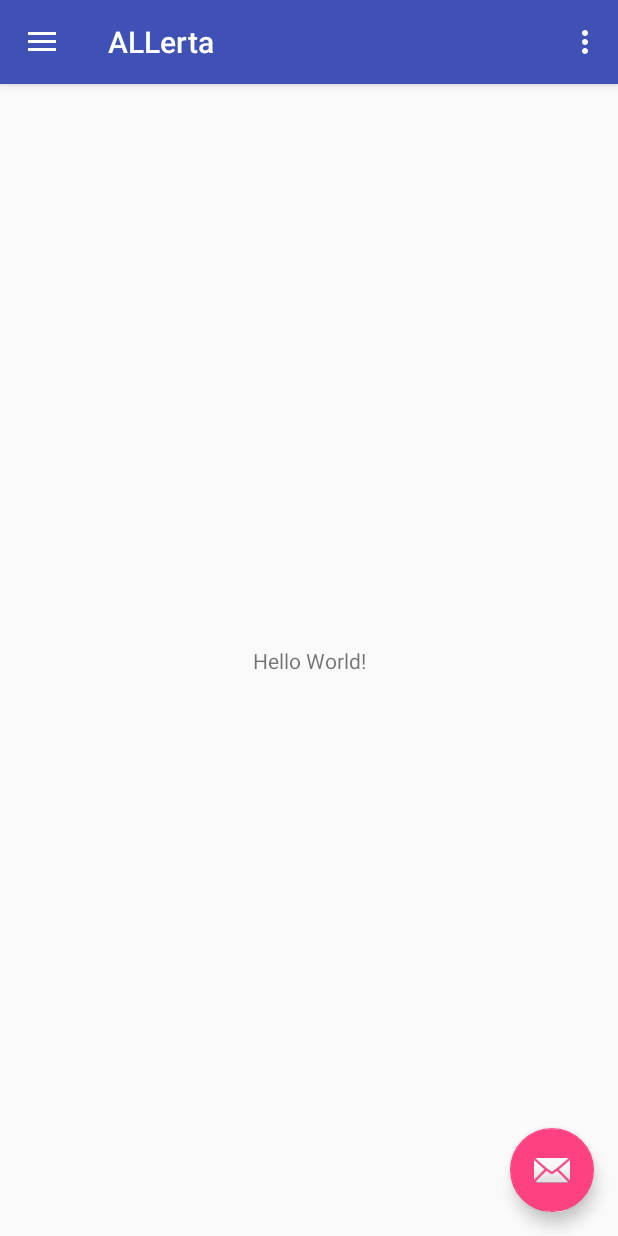
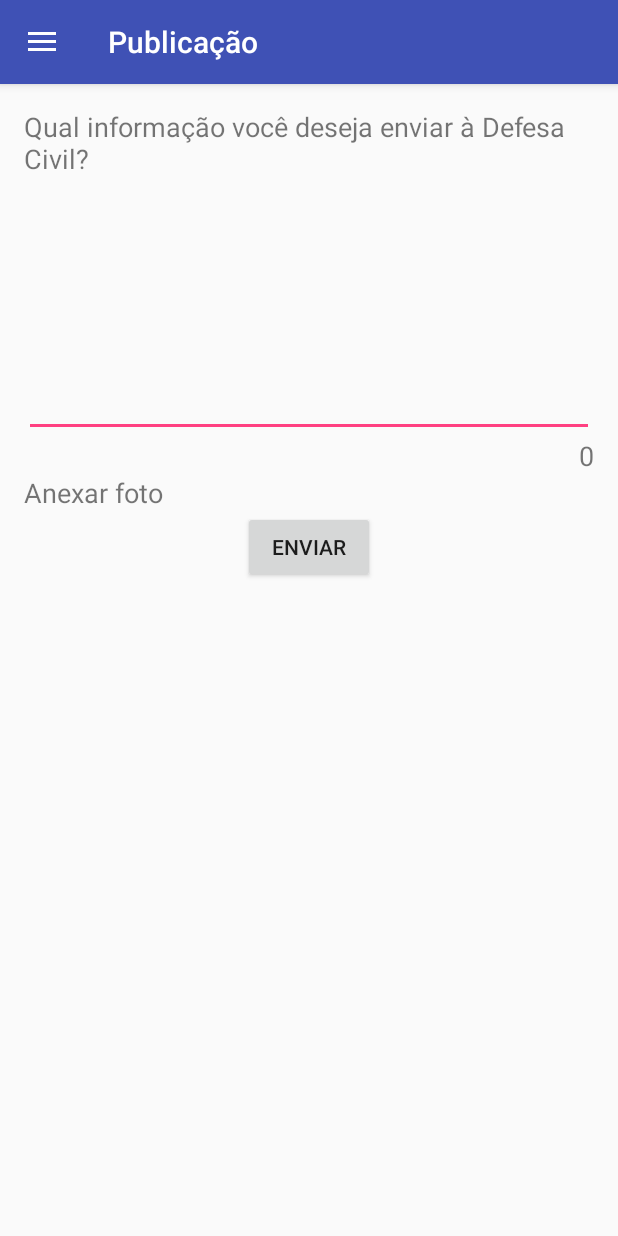
Before and after one commit to GuilhermeMelo18/projeto-inovacao, an Android app: the screen it shows after launch (MainActivity), after a tap on "Import", on a phone screen of 412 x 824 dp. Run offline under Robolectric (Android 15) with nearby library versions, the phone set to English and light mode, and no system bars; 2 other taps on this screen came first.

Commit message:
Publicação iniciada
* Primeira versão da tela de Publicação (abre a galeria para anexar 1 imagem, mas não mostra ainda. Faz umas verificações.)

* Adição de o main poder receber fragmentos.

* Remoção do menu "três pontos" do ap bar.

* Adição de strings

```diff
--- a/app/src/main/java/com/inovi/allerta/MainActivity.java
+++ b/app/src/main/java/com/inovi/allerta/MainActivity.java
@@ -3,6 +3,7 @@ package com.inovi.allerta;
 import android.os.Bundle;
 import android.support.design.widget.FloatingActionButton;
 import android.support.design.widget.Snackbar;
+import android.support.v4.app.Fragment;
 import android.view.View;
 import android.support.design.widget.NavigationView;
 import android.support.v4.view.GravityCompat;
@@ -13,8 +14,12 @@ import android.support.v7.widget.Toolbar;
 import android.view.Menu;
 import android.view.MenuItem;
 
+import com.inovi.allerta.fragmentos.PublicacaoFragment;
+
 public class MainActivity extends AppCompatActivity
         implements NavigationView.OnNavigationItemSelectedListener {
+
+    private Fragment mContent;
 
     @Override
     protected void onCreate(Bundle savedInstanceState) {
@@ -22,15 +27,6 @@ public class MainActivity extends AppCompatActivity
         setContentView(R.layout.activity_main);
         Toolbar toolbar = (Toolbar) findViewById(R.id.toolbar);
         setSupportActionBar(toolbar);
-
-        FloatingActionButton fab = (FloatingActionButton) findViewById(R.id.fab);
-        fab.setOnClickListener(new View.OnClickListener() {
-            @Override
-            public void onClick(View view) {
-                Snackbar.make(view, "Replace with your own action", Snackbar.LENGTH_LONG)
-                        .setAction("Action", null).show();
-            }
-        });
 
         DrawerLayout drawer = (DrawerLayout) findViewById(R.id.drawer_layout);
         ActionBarDrawerToggle toggle = new ActionBarDrawerToggle(
@@ -40,6 +36,11 @@ public class MainActivity extends AppCompatActivity
 
         NavigationView navigationView = (NavigationView) findViewById(R.id.nav_view);
         navigationView.setNavigationItemSelectedListener(this);
+
+        View header = navigationView.getHeaderView(0);
+
+        //getFragmentManager().beginTransaction().replace(R.id.content_fragment, new PublicacaoFragment(), "fragment").commit();
+        navigationView.setCheckedItem(R.id.nav_publicacao);
     }
 
     @Override
@@ -52,45 +53,17 @@ public class MainActivity extends AppCompatActivity
         }
     }
 
-    @Override
-    public boolean onCreateOptionsMenu(Menu menu) {
-        // Inflate the menu; this adds items to the action bar if it is present.
-        getMenuInflater().inflate(R.menu.main, menu);
-        return true;
-    }
-
-    @Override
-    public boolean onOptionsItemSelected(MenuItem item) {
-        // Handle action bar item clicks here. The action bar will
-        // automatically handle clicks on the Home/Up button, so long
-        // as you specify a parent activity in AndroidManifest.xml.
-        int id = item.getItemId();
-
-        //noinspection SimplifiableIfStatement
-        if (id == R.id.action_settings) {
-            return true;
-        }
-
-        return super.onOptionsItemSelected(item);
-    }
-
     @SuppressWarnings("StatementWithEmptyBody")
     @Override
     public boolean onNavigationItemSelected(MenuItem item) {
         // Handle navigation view item clicks here.
         int id = item.getItemId();
 
-        if (id == R.id.nav_camera) {
-            // Handle the camera action
+        if (id == R.id.nav_publicacao) {
+            getSupportFragmentManager().beginTransaction().replace(R.id.content_fragment, new PublicacaoFragment()).addToBackStack("").commit();
         } else if (id == R.id.nav_gallery) {
 
         } else if (id == R.id.nav_slideshow) {
-
-        } else if (id == R.id.nav_manage) {
-
-        } else if (id == R.id.nav_share) {
-
-        } else if (id == R.id.nav_send) {
 
         }
 
--- /dev/null
+++ b/app/src/main/java/com/inovi/allerta/Utils.java
@@ -0,0 +1,5 @@
+package com.inovi.allerta;
+
+public class Utils {
+    public static int TAMANHO_MINIMO_PUBLICACAO = 100;
+}
--- /dev/null
+++ b/app/src/main/java/com/inovi/allerta/fragmentos/PublicacaoFragment.java
@@ -0,0 +1,129 @@
+package com.inovi.allerta.fragmentos;
+
+import android.app.Activity;
+import android.content.Context;
+import android.content.Intent;
+import android.graphics.Bitmap;
+import android.net.Uri;
+import android.os.Bundle;
+import android.provider.MediaStore;
+import android.support.v4.app.Fragment;
+import android.text.Editable;
+import android.text.TextWatcher;
+import android.util.Log;
+import android.view.KeyEvent;
+import android.view.LayoutInflater;
+import android.view.View;
+import android.view.ViewGroup;
+import android.widget.Button;
+import android.widget.EditText;
+import android.widget.TextView;
+import android.widget.Toast;
+
+import com.inovi.allerta.R;
+import com.inovi.allerta.Utils;
+
+import java.io.IOException;
+
+
+public class PublicacaoFragment extends Fragment {
+    private TextView mTxtPergunta;
+    private EditText mEdtPublicacao;
+    private TextView mTxtContadorChar;
+    private TextView mTxtAnexar;
+    private Button mBtnEnviar;
+
+    final int SELECT_IMAGE = 1;
+
+    @Override
+    public void onCreate(Bundle savedInstanceState) {
+        super.onCreate(savedInstanceState);
+        if (getArguments() != null) {
+
+        }
+    }
+
+    @Override
+    public View onCreateView(LayoutInflater inflater, ViewGroup container,
+                             Bundle savedInstanceState) {
+        // Inflate the layout for this fragment
+        View layout = inflater.inflate(R.layout.fragment_publicar, container, false);
+        getActivity().setTitle(R.string.titulo_publicacao);
+
+        mTxtPergunta = layout.findViewById(R.id.txtPerguntaPublicacao);
+        mEdtPublicacao = layout.findViewById(R.id.edtxtAreaPublicacao);
+        mTxtAnexar = layout.findViewById(R.id.txtAnexar);
+        mBtnEnviar = layout.findViewById(R.id.btnEnviar);
+        mTxtContadorChar = layout.findViewById(R.id.txtContadorCaractere);
+
+        mTxtAnexar.setOnClickListener(new View.OnClickListener() {
+            @Override
+            public void onClick(View v) {
+                Intent intent = new Intent();
+                intent.setType("image/*");
+                intent.setAction(Intent.ACTION_GET_CONTENT);//
+                startActivityForResult(Intent.createChooser(intent, "Select Picture"),SELECT_IMAGE);
+            }
+        });
+
+        mEdtPublicacao.addTextChangedListener(new TextWatcher() {
+            @Override
+            public void beforeTextChanged(CharSequence s, int start, int count, int after) {
+
+            }
+
+            @Override
+            public void onTextChanged(CharSequence s, int start, int before, int count) {
+                mTxtContadorChar.setText(String.valueOf(s.length()));
+            }
+
+            @Override
+            public void afterTextChanged(Editable s) {
+
+            }
+        });
+
+        mBtnEnviar.setOnClickListener(new View.OnClickListener() {
+            @Override
+            public void onClick(View v) {
+                Log.i("mess", mEdtPublicacao.getEditableText().toString());
+                if(mEdtPublicacao.getEditableText().toString() == null){
+                    Toast.makeText(getActivity(), R.string.sem_info, Toast.LENGTH_SHORT).show();
+                } else if(mEdtPublicacao.getEditableText().toString().length() < Utils.TAMANHO_MINIMO_PUBLICACAO) {
+                    String texto = getResources().getString(R.string.pouca_info) + "\n" + getResources().getString(R.string.no_minimo)
+                            + String.valueOf(Utils.TAMANHO_MINIMO_PUBLICACAO) + " " +
+                            getResources().getString(R.string.caracteres);
+                    Toast.makeText(getActivity(), texto, Toast.LENGTH_LONG).show();
+                }
+            }
+        });
+
+        return layout;
+    }
+
+    public void onActivityResult(int requestCode, int resultCode, Intent data)
+    {
+        super.onActivityResult(requestCode, resultCode, data);
+        if (requestCode == SELECT_IMAGE)
+        {
+            if (resultCode == Activity.RESULT_OK)
+            {
+                if (data != null)
+                {
+                    try
+                    {
+                        Bitmap bitmap = MediaStore.Images.Media.getBitmap(getActivity().getContentResolver(), data.getData());
+                    } catch (IOException e)
+                    {
+                        e.printStackTrace();
+                    }
+                }
+            } else if (resultCode == Activity.RESULT_CANCELED)
+            {
+                Toast.makeText(getActivity(), R.string.cancelado, Toast.LENGTH_SHORT).show();
+            }
+        }
+    }
+
+
+}
--- a/app/src/main/res/layout/app_bar_main.xml
+++ b/app/src/main/res/layout/app_bar_main.xml
@@ -21,13 +21,4 @@
     </android.support.design.widget.AppBarLayout>
 
     <include layout="@layout/content_main" />
-
-    <android.support.design.widget.FloatingActionButton
-        android:id="@+id/fab"
-        android:layout_width="wrap_content"
-        android:layout_height="wrap_content"
-        android:layout_gravity="bottom|end"
-        android:layout_margin="@dimen/fab_margin"
-        app:srcCompat="@android:drawable/ic_dialog_email" />
-
 </android.support.design.widget.CoordinatorLayout>
--- a/app/src/main/res/layout/content_main.xml
+++ b/app/src/main/res/layout/content_main.xml
@@ -8,13 +8,9 @@
     tools:context=".MainActivity"
     tools:showIn="@layout/app_bar_main">
 
-    <TextView
-        android:layout_width="wrap_content"
-        android:layout_height="wrap_content"
-        android:text="Hello World!"
-        app:layout_constraintBottom_toBottomOf="parent"
-        app:layout_constraintLeft_toLeftOf="parent"
-        app:layout_constraintRight_toRightOf="parent"
-        app:layout_constraintTop_toTopOf="parent" />
+    <FrameLayout
+        android:id="@+id/content_fragment"
+        android:layout_width="match_parent"
+        android:layout_height="match_parent"></FrameLayout>
 
 </android.support.constraint.ConstraintLayout>
--- /dev/null
+++ b/app/src/main/res/layout/fragment_publicar.xml
@@ -0,0 +1,58 @@
+<?xml version="1.0" encoding="utf-8"?>
+<LinearLayout xmlns:android="http://schemas.android.com/apk/res/android"
+    android:layout_width="match_parent"
+    android:layout_height="match_parent"
+    android:orientation="vertical"
+    android:layout_margin="@dimen/fab_margin">
+     <TextView
+            android:id="@+id/txtPerguntaPublicacao"
+            android:layout_width="wrap_content"
+            android:layout_height="wrap_content"
+            android:text="@string/pergunta_publicacao"
+            android:textSize="18dp"/>
+
+    <!--área da publicação -->
+     <EditText
+            android:id="@+id/edtxtAreaPublicacao"
+            android:layout_width="match_parent"
+            android:layout_height="wrap_content"
+            android:ems="10"
+            android:inputType="textMultiLine"
+            android:lines="7"
+            android:maxLines="12"
+            />
+
+    <TextView
+        android:id="@+id/txtContadorCaractere"
+        android:layout_width="wrap_content"
+        android:layout_height="wrap_content"
+        android:text="0"
+        android:textSize="18dp"
+        android:layout_gravity="right"
+        />
+
+    <!--anexo (foto) -->
+     <TextView
+            android:id="@+id/txtAnexar"
+            android:layout_width="wrap_content"
+            android:layout_height="wrap_content"
+            android:text="@string/anexar_foto"
+            android:textSize="18dp"
+            android:layout_gravity="top"/>
+
+     <ImageView
+            android:layout_width="wrap_content"
+            android:layout_height="wrap_content"
+            />
+
+    <!--enviar -->
+     <Button
+            android:id="@+id/btnEnviar"
+            android:layout_width="wrap_content"
+            android:layout_height="wrap_content"
+            android:text="@string/enviar"
+            android:layout_gravity="center"
+
+            />
+
+</LinearLayout>
--- a/app/src/main/res/menu/activity_main_drawer.xml
+++ b/app/src/main/res/menu/activity_main_drawer.xml
@@ -5,7 +5,7 @@
 
     <group android:checkableBehavior="single">
         <item
-            android:id="@+id/nav_camera"
+            android:id="@+id/nav_publicacao"
             android:icon="@drawable/ic_menu_camera"
             android:title="Import" />
         <item
@@ -16,23 +16,5 @@
             android:id="@+id/nav_slideshow"
             android:icon="@drawable/ic_menu_slideshow"
             android:title="Slideshow" />
-        <item
-            android:id="@+id/nav_manage"
-            android:icon="@drawable/ic_menu_manage"
-            android:title="Tools" />
     </group>
-
-    <item android:title="Communicate">
-        <menu>
-            <item
-                android:id="@+id/nav_share"
-                android:icon="@drawable/ic_menu_share"
-                android:title="Share" />
-            <item
-                android:id="@+id/nav_send"
-                android:icon="@drawable/ic_menu_send"
-                android:title="Send" />
-        </menu>
-    </item>
-
 </menu>
--- a/app/src/main/res/menu/main.xml
+++ /dev/null
@@ -1,9 +0,0 @@
-<?xml version="1.0" encoding="utf-8"?>
-<menu xmlns:android="http://schemas.android.com/apk/res/android"
-    xmlns:app="http://schemas.android.com/apk/res-auto">
-    <item
-        android:id="@+id/action_settings"
-        android:orderInCategory="100"
-        android:title="@string/action_settings"
-        app:showAsAction="never" />
-</menu>
--- a/app/src/main/res/values/strings.xml
+++ b/app/src/main/res/values/strings.xml
@@ -6,4 +6,18 @@
     <string name="nav_header_subtitle">android.studio@android.com</string>
     <string name="nav_header_desc">Navigation header</string>
     <string name="action_settings">Settings</string>
+
+    <string name="pergunta_publicacao">Qual informação você deseja enviar à Defesa Civil?</string>
+    <string name="anexar_foto">Anexar foto</string>
+    <string name="enviar">Enviar</string>
+    <string name="titulo_publicacao">Publicação</string>
+
+    <string name="sem_info">Nenhum texto foi escrito para poder ser enviado.</string>
+    <string name="pouca_info">Texto muito curto. Descreva melhor a situação para que a Defesa Civil possa ajudar mais efetivamente.</string>
+    <string name="no_minimo">No mínimo</string>
+    <string name="cancelado">Cancelado.</string>
+    <string name="caracteres">caracteres.</string>
+
+    <!-- TODO: Remove or change this placeholder text -->
+    <string name="hello_blank_fragment">Hello blank fragment</string>
 </resources>
```
